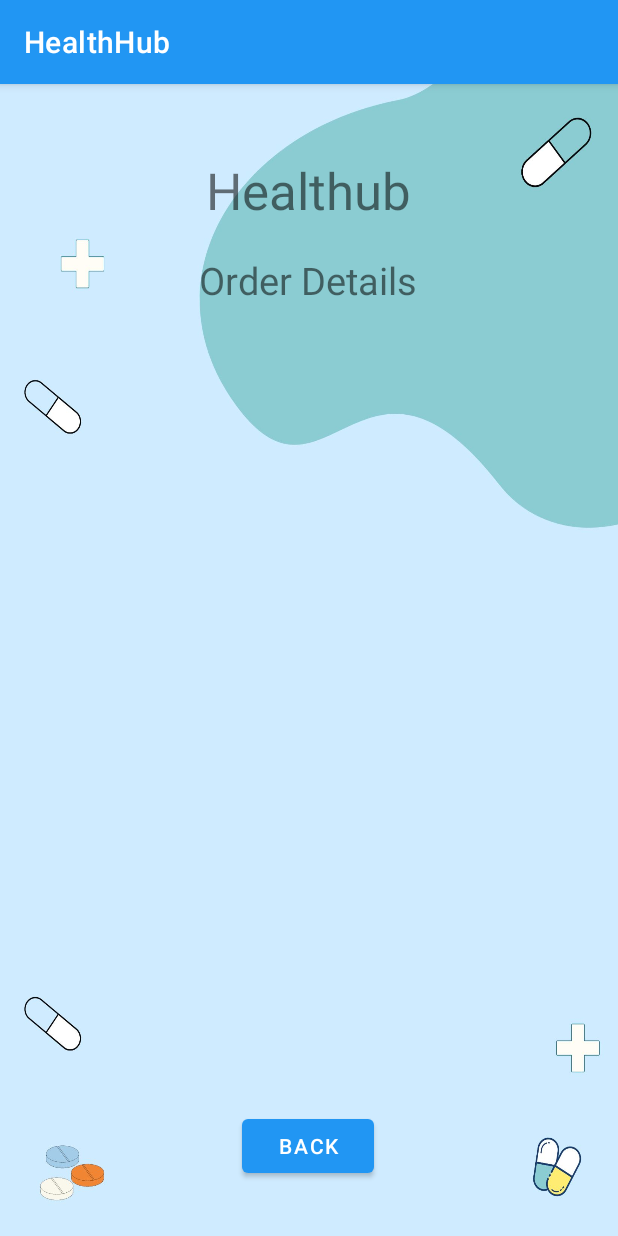
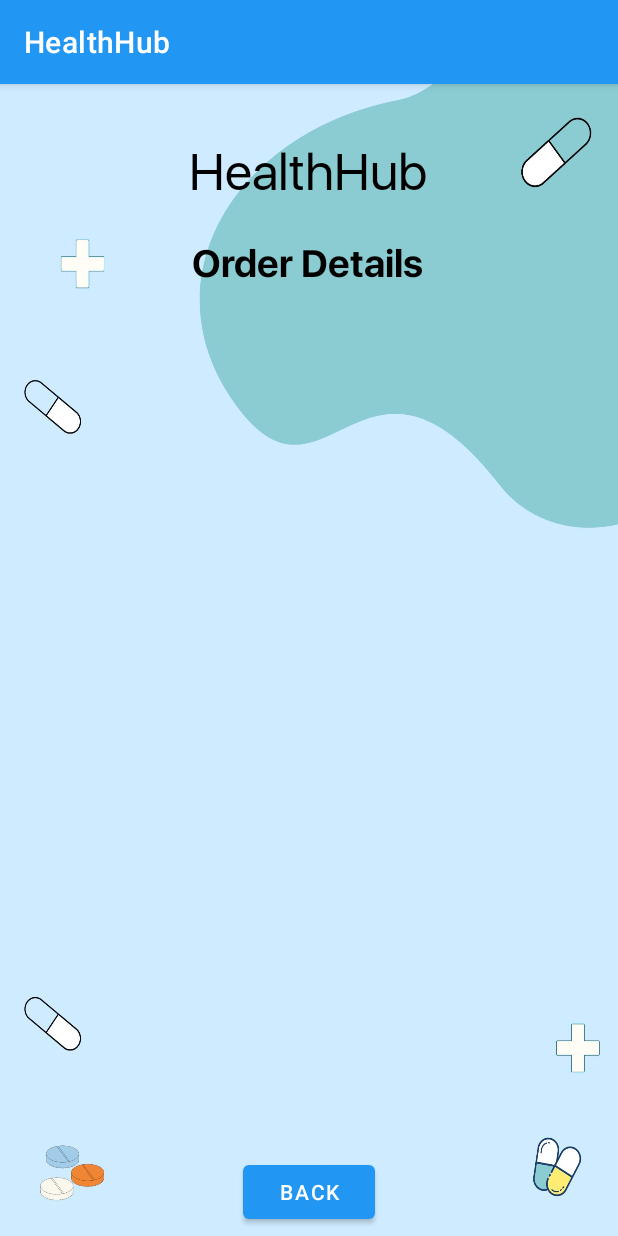
Before and after one commit to shi-mika/healthhub, an Android app: the OrderDetailsActivity screen opened directly, with no data from a screen before it, on a phone screen of 412 x 824 dp. Run offline under Robolectric (Android 15) with nearby library versions, the phone set to English and light mode, and no system bars.

Commit message:
cart & order

```diff
--- a/app/src/main/java/com/example/healthhub/CartBuyMedicineActivity.java
+++ b/app/src/main/java/com/example/healthhub/CartBuyMedicineActivity.java
@@ -84,7 +84,7 @@ public class CartBuyMedicineActivity extends AppCompatActivity {
                 new int[]{R.id.line_a, R.id.line_b, R.id.line_c, R.id.line_d, R.id.line_e});
         lst.setAdapter(sa);
 
-        btnBack.setOnClickListener(view -> startActivity(new Intent(CartBuyMedicineActivity.this, MedicinesFragment.class)));
+        btnBack.setOnClickListener(view -> finish());
 
         float finalTotalAmount = totalAmount;
         btnCheckout.setOnClickListener(view -> {
--- a/app/src/main/java/com/example/healthhub/OrderDetailsActivity.java
+++ b/app/src/main/java/com/example/healthhub/OrderDetailsActivity.java
@@ -78,6 +78,5 @@ public class OrderDetailsActivity extends AppCompatActivity {
                 new String[]{"line1", "line2", "line3", "line4", "line5"},
                 new int[]{R.id.line_a, R.id.line_b, R.id.line_c, R.id.line_d, R.id.line_e});
         lst.setAdapter(sa);
-
     }
 }
--- a/app/src/main/res/layout/activity_order_details.xml
+++ b/app/src/main/res/layout/activity_order_details.xml
@@ -11,9 +11,11 @@
         android:id="@+id/textView2"
         android:layout_width="wrap_content"
         android:layout_height="wrap_content"
-        android:layout_marginTop="48dp"
-        android:text="Healthub"
+        android:layout_marginTop="35dp"
+        android:text="@string/app_name"
         android:textSize="34sp"
+        android:fontFamily="@font/sf_regular"
+        android:textColor="@color/black"
         app:layout_constraintEnd_toEndOf="parent"
         app:layout_constraintHorizontal_bias="0.498"
         app:layout_constraintStart_toStartOf="parent"
@@ -23,8 +25,10 @@
         android:id="@+id/textView3"
         android:layout_width="wrap_content"
         android:layout_height="wrap_content"
-        android:layout_marginTop="20dp"
+        android:layout_marginTop="15dp"
         android:text="Order Details"
+        android:fontFamily="@font/sf_bold"
+        android:textColor="@color/black"
         android:textSize="25sp"
         app:layout_constraintEnd_toEndOf="parent"
         app:layout_constraintHorizontal_bias="0.498"
@@ -45,11 +49,9 @@
         android:id="@+id/buttonODBack"
         android:layout_width="wrap_content"
         android:layout_height="wrap_content"
-        android:layout_marginBottom="36dp"
+        android:layout_marginBottom="5dp"
         android:text="Back"
         app:layout_constraintBottom_toBottomOf="parent"
         app:layout_constraintEnd_toEndOf="parent"
-        app:layout_constraintHorizontal_bias="0.498"
-        app:layout_constraintStart_toStartOf="parent"
-        app:layout_constraintTop_toBottomOf="@+id/_dynamic" />
+        app:layout_constraintStart_toStartOf="parent"/>
 </androidx.constraintlayout.widget.ConstraintLayout>
```
Also changed, not shown: app/src/main/java/com/example/healthhub/ui/dashboard/DashboardFragment.java (+7 -1 lines).
